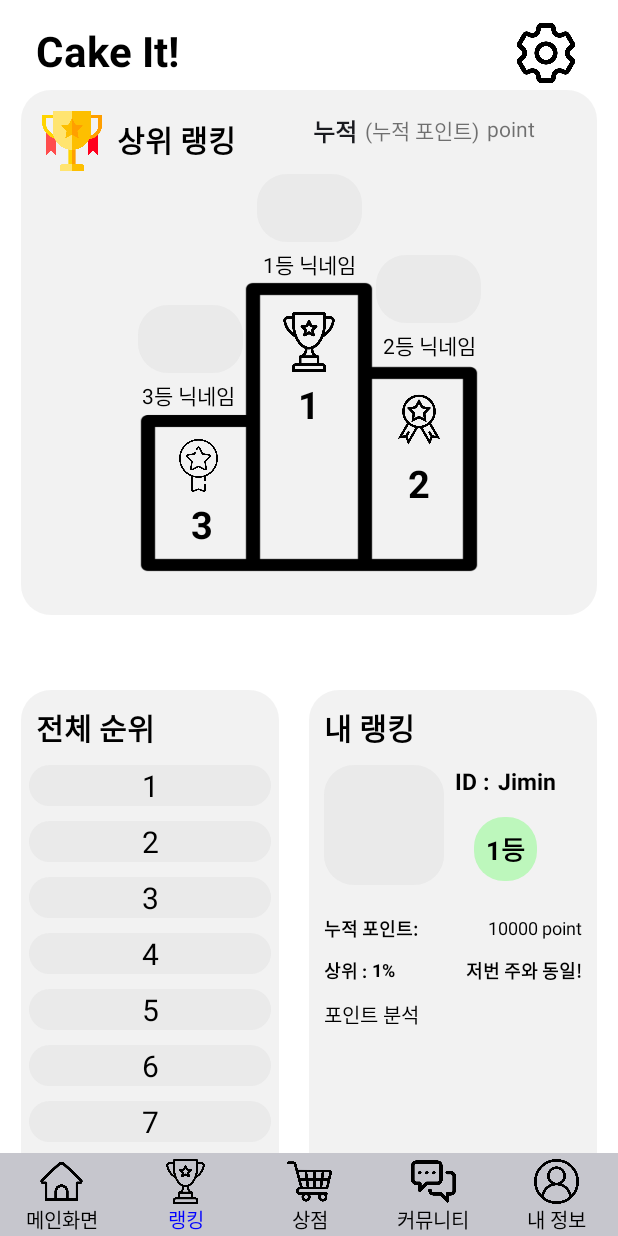
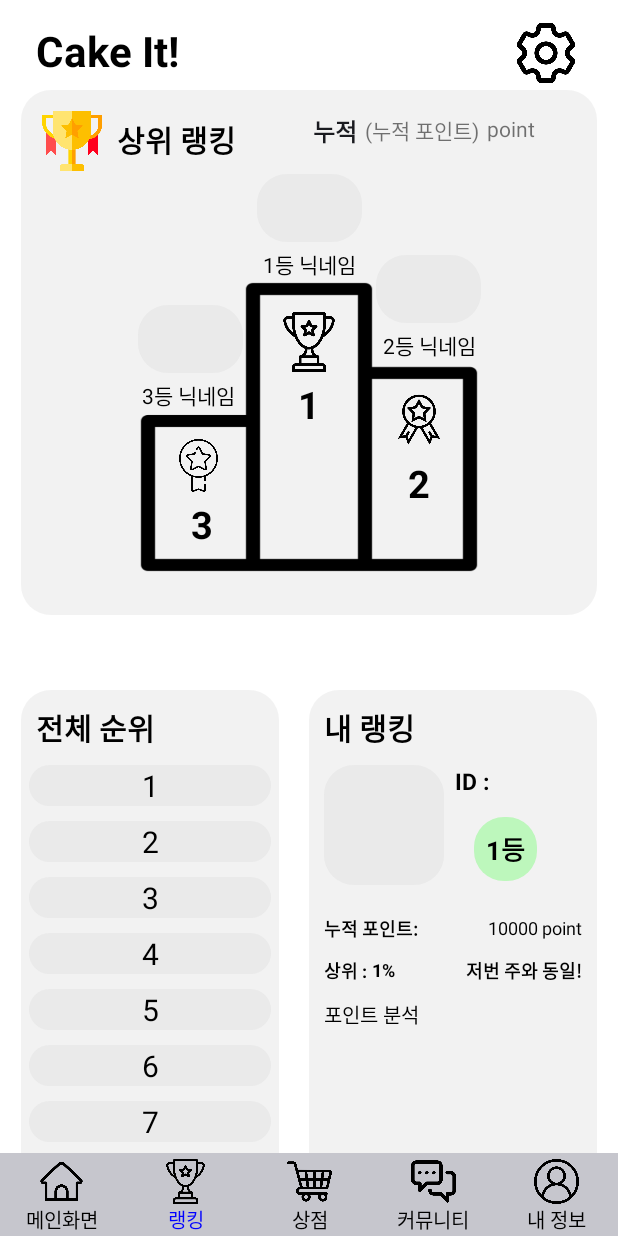
Before and after one commit to zzammin/Sw_project_android, an Android app: the MainActivity screen opened directly, with no data from a screen before it, after a tap on "랭킹", on a phone screen of 412 x 824 dp. Run offline under Robolectric (Android 15) with nearby library versions, the phone set to English and light mode, and no system bars; libraries missing offline, so code that uses them is left out: me.relex.circleindicator; 3 statements that could not run were skipped.

Commit message:
버그 수정중
아직 미완,,,ranking 정보 불러오기 수정

```diff
--- a/app/src/main/java/com/example/swproject/MainActivity.java
+++ b/app/src/main/java/com/example/swproject/MainActivity.java
@@ -67,15 +67,18 @@ public class MainActivity extends AppCompatActivity implements FragmentChangeLis
         //재민아 여기야,,,여기가 LoginActivity에서 userName 받고 다시 mypage 프래그먼트로 전달하는 곳이야
         Intent intent = getIntent();
         String userName = intent.getStringExtra("userName");
-        //mypage에 정보전달
+        //프래그먼트에 정보전달
         Bundle bundle = new Bundle();
         bundle.putString("userName",userName);
         mypage.setArguments(bundle);
+        Bundle bundle_ranking = new Bundle();
+        bundle_ranking.putString("userName",userName);
+        ranking.setArguments(bundle_ranking);
         Log.d("LoginActivity", "userName: " + userName);
-        fragmentManager.beginTransaction().replace(R.id.fragment_linear,home).commit();
         //여기까지야,,
 
 
+        fragmentManager.beginTransaction().replace(R.id.fragment_linear,home).commit();
         // 하단 바 버튼들
         Button home_button = (Button) findViewById(R.id.home_button);
         Button ranking_button = (Button) findViewById(R.id.ranking_button);
--- a/app/src/main/java/com/example/swproject/Ranking.java
+++ b/app/src/main/java/com/example/swproject/Ranking.java
@@ -2,9 +2,11 @@ package com.example.swproject;
 
 
 import android.os.Bundle;
+import android.util.Log;
 import android.view.LayoutInflater;
 import android.view.View;
 import android.view.ViewGroup;
+import android.widget.TextView;
 
 import androidx.annotation.NonNull;
 import androidx.annotation.Nullable;
@@ -13,6 +15,16 @@ public class Ranking extends Fragment{
     @Nullable
     @Override
     public View onCreateView(@NonNull LayoutInflater inflater, @Nullable ViewGroup container, @Nullable Bundle savedInstanceState) {
+        // Bundle에서 userName 가져오고 로그에 출력
+        ViewGroup rootView = (ViewGroup) inflater.inflate(R.layout.ranking, container, false);
+        TextView tv_name = rootView.findViewById(R.id.ranking_name);
+        Bundle bundle_ranking = getArguments();
+        String userName = bundle_ranking != null ? bundle_ranking.getString("userName", "") : "에러";
+        Log.d("ranking", "Received userName: " + userName);
+
+        // userName을 TextView에 설정
+        tv_name.setText(userName);
+
         return inflater.inflate(R.layout.ranking,container,false);
     }
 }
--- a/app/src/main/res/layout/ranking.xml
+++ b/app/src/main/res/layout/ranking.xml
@@ -428,7 +428,7 @@
                     android:background="@drawable/box_theme"
                     app:layout_constraintBottom_toBottomOf="parent"
                     app:layout_constraintEnd_toEndOf="parent"
-                    app:layout_constraintHorizontal_bias="1.0"
+                    app:layout_constraintHorizontal_bias="0.0"
                     app:layout_constraintStart_toStartOf="parent"
                     app:layout_constraintTop_toTopOf="parent"
                     app:layout_constraintVertical_bias="0.0"></ImageView>
@@ -535,12 +535,11 @@
                     app:layout_constraintTop_toBottomOf="@+id/textView40"></TextView>
 
                 <TextView
-                    android:id="@+id/textView41"
+                    android:id="@+id/ranking_name"
                     android:layout_width="wrap_content"
                     android:layout_height="wrap_content"
                     android:layout_marginStart="6dp"
                     android:layout_marginTop="10dp"
-                    android:text="Jimin"
                     android:textColor="@color/black"
                     android:textSize="15dp"
                     android:textStyle="bold"
@@ -559,7 +558,7 @@
                     android:textSize="17dp"
                     android:textStyle="bold"
                     app:layout_constraintStart_toEndOf="@+id/imageView19"
-                    app:layout_constraintTop_toBottomOf="@+id/textView41" />
+                    app:layout_constraintTop_toBottomOf="@+id/ranking_name" />
 
                 <TextView
                     android:layout_width="wrap_content"
```
